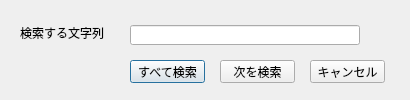
This is mysrcdialog.ui in S-Yasui/-IT- as Qt 5 draws it before an edit. The edited form follows.
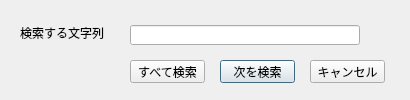
This is the edited form.

```diff
--- a/mysrcdialog.ui
+++ b/mysrcdialog.ui
@@ -54,6 +54,9 @@
    <property name="text">
     <string>すべて検索</string>
    </property>
+   <property name="autoDefault">
+    <bool>false</bool>
+   </property>
   </widget>
   <widget class="QPushButton" name="srcButton">
    <property name="geometry">
```
Left out of the diff: 25 changed lines with no effect on the pictures.
